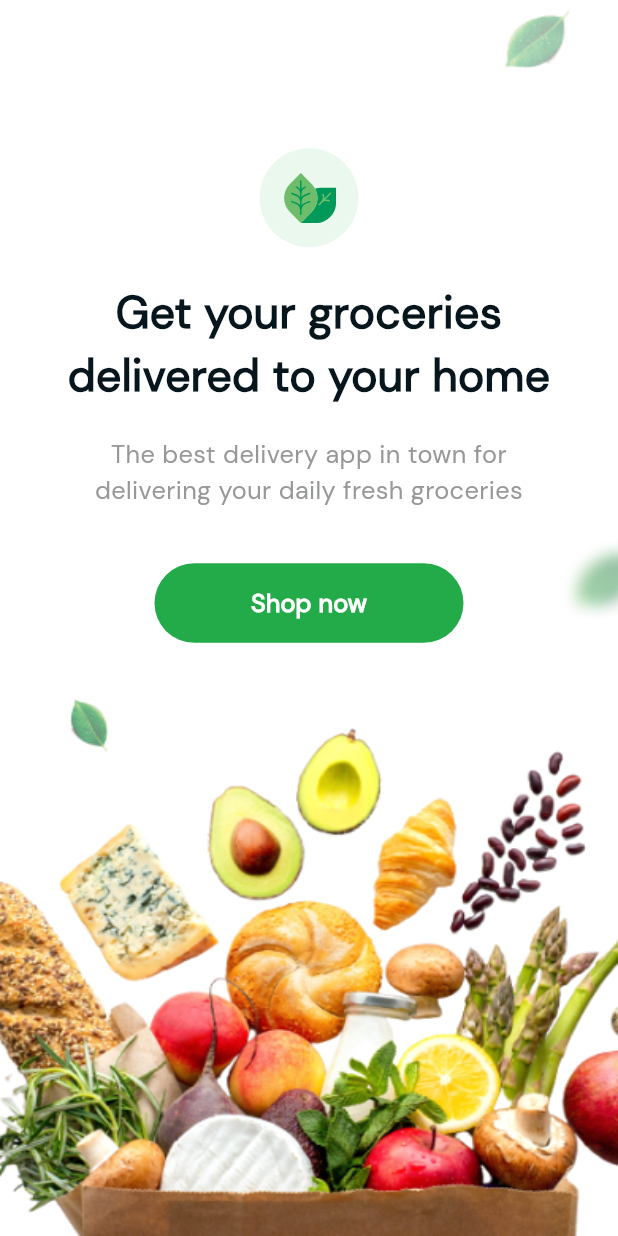
After one commit to aconitum001/groceryUI, a Flutter app: the screen it shows after launch, on a phone screen of 412 x 824 dp. The commit adds this screen. Run offline on Flutter 3.47's test engine with Material 3 defaults, Android fonts, the phone set to English and light mode, and no system bars; our stand-ins replace flutter_svg, get.

Commit message:
completed intro view

```diff
--- a/lib/utils/app_theme.dart
+++ b/lib/utils/app_theme.dart
@@ -11,7 +11,7 @@ abstract class AppTheme {
       surface: Colors.white,
       onSurface: Color(0xff06161C),
       onSecondary: Color(0xff979899),
-      primaryContainer: Colors.white,
+      primaryContainer: Color(0xffEBF8EE),
       secondaryContainer: Color(0xffF3F5F7),
     ),
   );
--- a/lib/utils/assets.dart
+++ b/lib/utils/assets.dart
@@ -5,6 +5,10 @@ class Assets {
   /// Assets for assetsImagesApple
   /// assets/images/apple.png
   static const String assetsImagesApple = "assets/images/apple.png";
+
+  /// Assets for assetsImagesBackgroundImage
+  /// assets/images/background_image.png
+  static const String assetsImagesBackgroundImage = "assets/images/background_image.png";
 
   /// Assets for assetsImagesBroccoli
   /// assets/images/broccoli.png
--- a/lib/views/intro_view.dart
+++ b/lib/views/intro_view.dart
@@ -1,10 +1,25 @@
 import 'package:flutter/material.dart';
+import 'package:gorcery/utils/assets.dart';
+import 'package:gorcery/widgets/intro_view_body.dart';
 
 class IntroView extends StatelessWidget {
   const IntroView({super.key});
 
   @override
   Widget build(BuildContext context) {
-    return Scaffold();
+    return Scaffold(
+      backgroundColor: Theme.of(context).colorScheme.surface,
+      body: Stack(
+        children: [
+          Positioned.fill(
+            child: Image.asset(
+              Assets.assetsImagesBackgroundImage,
+              fit: BoxFit.fill,
+            ),
+          ),
+          const IntroViewBody(),
+        ],
+      ),
+    );
   }
 }
--- /dev/null
+++ b/lib/widgets/custom_button.dart
@@ -0,0 +1,34 @@
+import 'package:flutter/material.dart';
+import 'package:gorcery/utils/app_styles.dart';
+
+class CustomButton extends StatelessWidget {
+  const CustomButton({
+    super.key,
+    required this.text,
+  });
+
+  final String text;
+
+  @override
+  Widget build(BuildContext context) {
+    return TextButton(
+      style: TextButton.styleFrom(
+        backgroundColor: Theme.of(context).colorScheme.primary,
+      ),
+      onPressed: () {},
+      child: FittedBox(
+        fit: BoxFit.scaleDown,
+        child: Padding(
+          padding: const EdgeInsets.symmetric(vertical: 5),
+          child: Text(
+            text,
+            style: AppStyles.style16bold(
+              context,
+              Colors.white,
+            ),
+          ),
+        ),
+      ),
+    );
+  }
+}
--- /dev/null
+++ b/lib/widgets/intro_text.dart
@@ -0,0 +1,50 @@
+import 'package:flutter/material.dart';
+import 'package:gorcery/utils/app_styles.dart';
+
+class IntroText extends StatelessWidget {
+  const IntroText({
+    super.key,
+    required this.width,
+    required this.height,
+  });
+
+  final double width;
+  final double height;
+
+  @override
+  Widget build(BuildContext context) {
+    return Column(
+      children: [
+        Padding(
+          padding: EdgeInsets.symmetric(
+            horizontal: width * 0.07,
+          ),
+          child: Text(
+            "Get your groceries delivered to your home",
+            style: AppStyles.style28bold(
+              context,
+              Theme.of(context).colorScheme.onSurface,
+            ),
+            textAlign: TextAlign.center,
+          ),
+        ),
+        SizedBox(
+          height: height * 0.0225,
+        ),
+        Padding(
+          padding: EdgeInsets.symmetric(
+            horizontal: width * 0.09,
+          ),
+          child: Text(
+            "The best delivery app in town for delivering your daily fresh groceries",
+            style: AppStyles.style16medium(
+              context,
+              Theme.of(context).colorScheme.onSecondary,
+            ),
+            textAlign: TextAlign.center,
+          ),
+        ),
+      ],
+    );
+  }
+}
--- /dev/null
+++ b/lib/widgets/intro_view_body.dart
@@ -0,0 +1,45 @@
+import 'package:flutter/material.dart';
+import 'package:gorcery/widgets/custom_button.dart';
+import 'package:gorcery/widgets/intro_text.dart';
+import 'package:gorcery/widgets/logo_widget.dart';
+
+class IntroViewBody extends StatelessWidget {
+  const IntroViewBody({super.key});
+
+  @override
+  Widget build(BuildContext context) {
+    double height = MediaQuery.sizeOf(context).height;
+    double width = MediaQuery.sizeOf(context).width;
+
+    return Center(
+      child: Column(
+        crossAxisAlignment: CrossAxisAlignment.stretch,
+        children: [
+          const Spacer(
+            flex: 1,
+          ),
+          const LogoWidget(),
+          SizedBox(
+            height: height * 0.028,
+          ),
+          IntroText(width: width, height: height),
+          SizedBox(
+            height: height * 0.045,
+          ),
+          Padding(
+            padding: EdgeInsets.symmetric(horizontal: width * 0.25),
+            child: const SizedBox(
+              height: 53,
+              child: CustomButton(
+                text: "Shop now",
+              ),
+            ),
+          ),
+          const Spacer(
+            flex: 4,
+          ),
+        ],
+      ),
+    );
+  }
+}
--- /dev/null
+++ b/lib/widgets/logo_widget.dart
@@ -0,0 +1,30 @@
+import 'package:flutter/material.dart';
+import 'package:flutter_svg/svg.dart';
+import 'package:gorcery/utils/assets.dart';
+
+class LogoWidget extends StatelessWidget {
+  const LogoWidget({
+    super.key,
+  });
+
+  @override
+  Widget build(BuildContext context) {
+    return Container(
+      width: 66,
+      height: 66,
+      padding: const EdgeInsets.only(
+        top: 16,
+        bottom: 16,
+        right: 15,
+        left: 11,
+      ),
+      decoration: BoxDecoration(
+        color: Theme.of(context).colorScheme.primaryContainer,
+        shape: BoxShape.circle,
+      ),
+      child: SvgPicture.asset(
+        Assets.assetsImagesLogo,
+      ),
+    );
+  }
+}
```
Also changed, not shown: assets/images/background_image.png (added).
